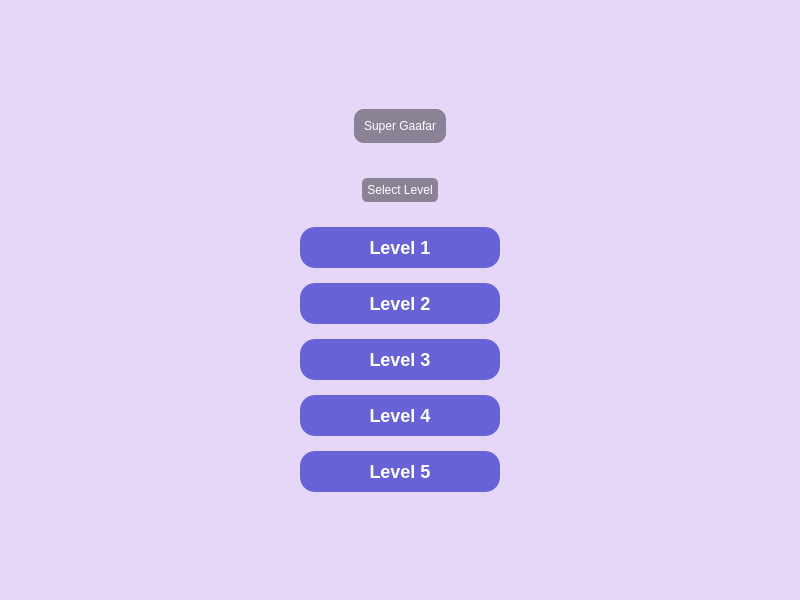
Before: the Qt Designer form Super-Gaafar/levelselection.ui in moh-any/Super-Gaafar, drawn with Qt 5.
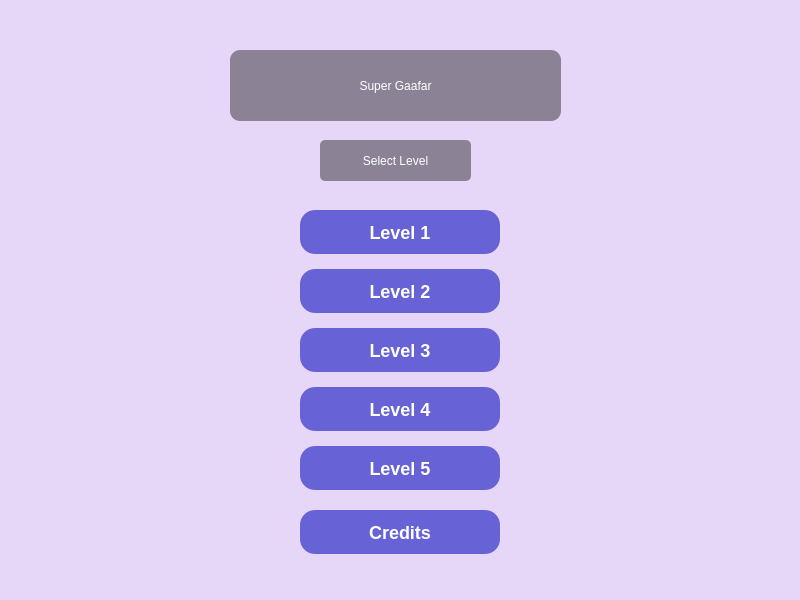
After: the same form once the commit is applied.

```diff
--- a/Super-Gaafar/levelselection.ui
+++ b/Super-Gaafar/levelselection.ui
@@ -29,25 +29,15 @@
     <property name="styleSheet">
      <string notr="true">background-color: transparent;</string>
     </property>
-    <layout class="QVBoxLayout" name="verticalLayout">
-     <property name="spacing">
-      <number>15</number>
-     </property>
-     <item>
-      <spacer name="verticalSpacer_2">
-       <property name="orientation">
-        <enum>Qt::Orientation::Vertical</enum>
-       </property>
-       <property name="sizeHint" stdset="0">
-        <size>
-         <width>20</width>
-         <height>40</height>
-        </size>
-       </property>
-      </spacer>
-     </item>
-     <item alignment="Qt::AlignmentFlag::AlignHCenter">
       <widget class="QLabel" name="titleLabel">
+     <property name="geometry">
+      <rect>
+       <x>230</x>
+       <y>50</y>
+       <width>331</width>
+       <height>71</height>
+      </rect>
+     </property>
        <property name="styleSheet">
         <string notr="true">color: white;
 background-color: rgba(0, 0, 0, 100);
@@ -61,25 +51,15 @@
         <set>Qt::AlignmentFlag::AlignCenter</set>
        </property>
       </widget>
-     </item>
-     <item>
-      <spacer name="verticalSpacer_3">
-       <property name="orientation">
-        <enum>Qt::Orientation::Vertical</enum>
-       </property>
-       <property name="sizeType">
-        <enum>QSizePolicy::Policy::Fixed</enum>
-       </property>
-       <property name="sizeHint" stdset="0">
-        <size>
-         <width>20</width>
-         <height>20</height>
-        </size>
-       </property>
-      </spacer>
-     </item>
-     <item alignment="Qt::AlignmentFlag::AlignHCenter">
       <widget class="QLabel" name="selectLevelLabel">
+     <property name="geometry">
+      <rect>
+       <x>320</x>
+       <y>140</y>
+       <width>151</width>
+       <height>41</height>
+      </rect>
+     </property>
        <property name="styleSheet">
         <string notr="true">color: white; 
 background-color: rgba(0, 0, 0, 100); 
@@ -93,25 +73,15 @@
         <set>Qt::AlignmentFlag::AlignCenter</set>
        </property>
       </widget>
-     </item>
-     <item>
-      <spacer name="verticalSpacer_4">
-       <property name="orientation">
-        <enum>Qt::Orientation::Vertical</enum>
-       </property>
-       <property name="sizeType">
-        <enum>QSizePolicy::Policy::Fixed</enum>
-       </property>
-       <property name="sizeHint" stdset="0">
-        <size>
-         <width>20</width>
-         <height>10</height>
-        </size>
-       </property>
-      </spacer>
-     </item>
-     <item alignment="Qt::AlignmentFlag::AlignHCenter">
       <widget class="QPushButton" name="level1Button">
+     <property name="geometry">
+      <rect>
+       <x>300</x>
+       <y>210</y>
+       <width>200</width>
+       <height>44</height>
+      </rect>
+     </property>
        <property name="minimumSize">
         <size>
          <width>200</width>
@@ -141,9 +111,15 @@
         <string>Level 1</string>
        </property>
       </widget>
-     </item>
-     <item alignment="Qt::AlignmentFlag::AlignHCenter">
       <widget class="QPushButton" name="level2Button">
+     <property name="geometry">
+      <rect>
+       <x>300</x>
+       <y>269</y>
+       <width>200</width>
+       <height>44</height>
+      </rect>
+     </property>
        <property name="minimumSize">
         <size>
          <width>200</width>
@@ -173,9 +149,15 @@
         <string>Level 2</string>
        </property>
       </widget>
-     </item>
-     <item alignment="Qt::AlignmentFlag::AlignHCenter">
       <widget class="QPushButton" name="level3Button">
+     <property name="geometry">
+      <rect>
+       <x>300</x>
+       <y>328</y>
+       <width>200</width>
+       <height>44</height>
+      </rect>
+     </property>
        <property name="minimumSize">
         <size>
          <width>200</width>
@@ -205,9 +187,15 @@
         <string>Level 3</string>
        </property>
       </widget>
-     </item>
-     <item alignment="Qt::AlignmentFlag::AlignHCenter">
       <widget class="QPushButton" name="level4Button">
+     <property name="geometry">
+      <rect>
+       <x>300</x>
+       <y>387</y>
+       <width>200</width>
+       <height>44</height>
+      </rect>
+     </property>
        <property name="minimumSize">
         <size>
          <width>200</width>
@@ -237,9 +225,15 @@
         <string>Level 4</string>
        </property>
       </widget>
-     </item>
-     <item alignment="Qt::AlignmentFlag::AlignHCenter">
       <widget class="QPushButton" name="level5Button">
+     <property name="geometry">
+      <rect>
+       <x>300</x>
+       <y>446</y>
+       <width>200</width>
+       <height>44</height>
+      </rect>
+     </property>
        <property name="minimumSize">
         <size>
          <width>200</width>
@@ -269,21 +263,44 @@
         <string>Level 5</string>
        </property>
       </widget>
-     </item>
-     <item>
-      <spacer name="verticalSpacer">
-       <property name="orientation">
-        <enum>Qt::Orientation::Vertical</enum>
-       </property>
-       <property name="sizeHint" stdset="0">
+    <widget class="QPushButton" name="creditsButton">
+     <property name="geometry">
+      <rect>
+       <x>300</x>
+       <y>510</y>
+       <width>200</width>
+       <height>44</height>
+      </rect>
+     </property>
+     <property name="minimumSize">
         <size>
-         <width>20</width>
-         <height>40</height>
-        </size>
-       </property>
-      </spacer>
-     </item>
-    </layout>
+       <width>200</width>
+       <height>0</height>
+      </size>
+     </property>
+     <property name="maximumSize">
+      <size>
+       <width>200</width>
+       <height>16777215</height>
+      </size>
+     </property>
+     <property name="styleSheet">
+      <string notr="true">QPushButton {
+    background-color: rgba(50, 50, 200, 180);
+    color: white;
+    border-radius: 15px;
+    font-weight: bold;
+    font-size: 18px;
+    padding: 10px;
+}
+QPushButton:hover {
+    background-color: rgba(80, 80, 255, 200);
+}</string>
+     </property>
+     <property name="text">
+      <string>Credits</string>
+     </property>
+    </widget>
    </widget>
   </widget>
  </widget>
```
Lines whose indentation alone changed are shown as unchanged.
